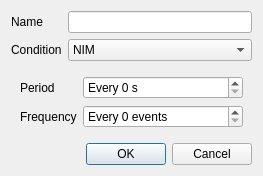
First picture: the form in src/event_config_dialog.ui, repository flueke/mvme, before the edit.
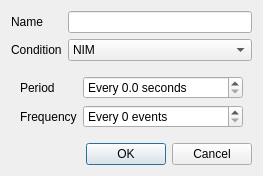
Second picture: the form after the edit. The open tabs and pages were chosen to show the change.

Commit message: * add mesytec counter module type * make periodic event min resolution 0.5s instead of 1s * vmusb readout: pad 16-bit reads with zeroes to keep 32-bit alignment * datafilter: add optional wordindex to the match conditions: filter   only matches if wordindex equals the index of the current word in the   event

The edit to the form file:
```diff
--- a/src/event_config_dialog.ui
+++ b/src/event_config_dialog.ui
@@ -106,15 +106,21 @@
         </widget>
        </item>
        <item row="0" column="1">
-        <widget class="QSpinBox" name="spin_period">
-         <property name="suffix">
-          <string> s</string>
-         </property>
+        <widget class="QDoubleSpinBox" name="spin_period">
          <property name="prefix">
           <string>Every </string>
          </property>
+         <property name="suffix">
+          <string> seconds</string>
+         </property>
+         <property name="decimals">
+          <number>1</number>
+         </property>
          <property name="maximum">
-          <number>127</number>
+          <double>127.500000000000000</double>
+         </property>
+         <property name="singleStep">
+          <double>0.500000000000000</double>
          </property>
         </widget>
        </item>
```
The commit also changes 10 other files.
